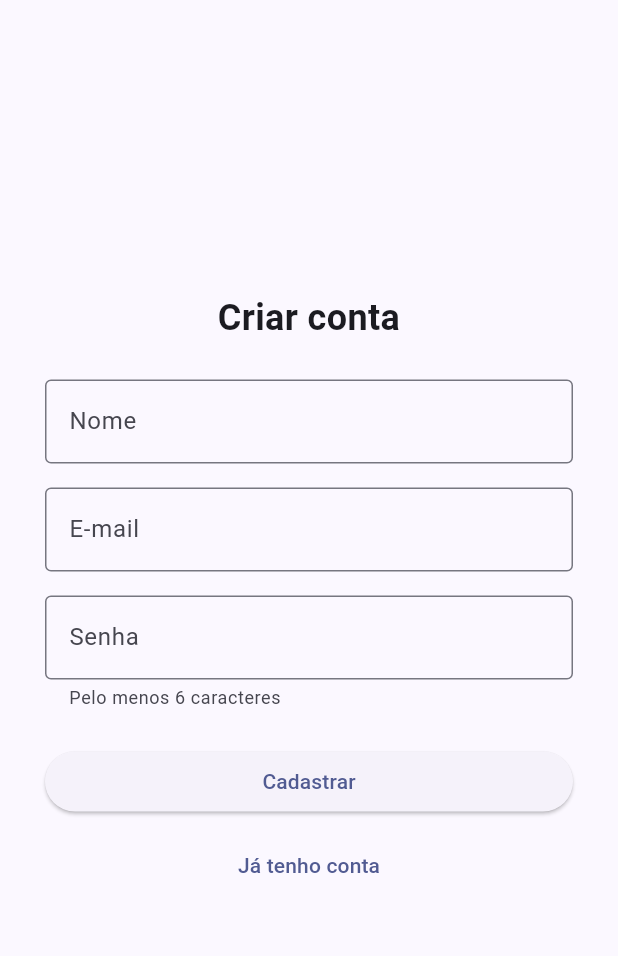
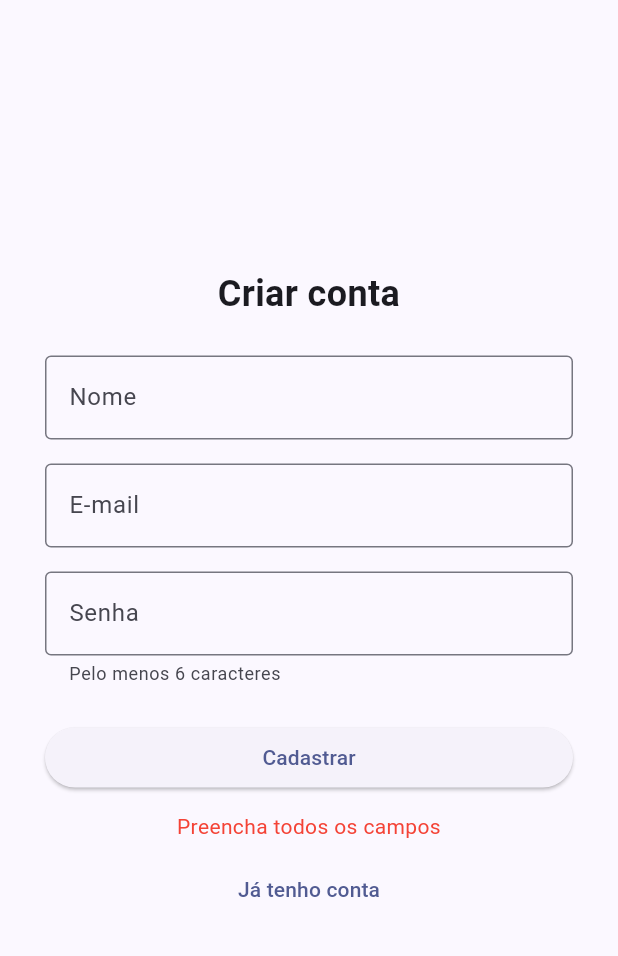
Before and after one commit to tom-antonio/gestao-de-bovinos, a Flutter app: the CadastroScreen screen opened by its route, after a tap on "Cadastrar", on a phone screen of 412 x 824 dp, the part 63-1019 px from its top. Run offline on Flutter 3.47's test engine with Material 3 defaults, Android fonts, the phone set to English and light mode, and no system bars; accounts and stored records are empty.

Commit message:
Ajustes de icones

```diff
--- a/frontend/lib/screens/cadastro_screen.dart
+++ b/frontend/lib/screens/cadastro_screen.dart
@@ -1,7 +1,77 @@
 import 'package:flutter/material.dart';
+import 'package:provider/provider.dart';
 
-class CadastroScreen extends StatelessWidget {
+import '../routes.dart';
+import '../services/sessao_service.dart';
+
+class CadastroScreen extends StatefulWidget {
   const CadastroScreen({super.key});
+
+  @override
+  State<CadastroScreen> createState() => _CadastroScreenState();
+}
+
+class _CadastroScreenState extends State<CadastroScreen> {
+  final nome = TextEditingController();
+  final email = TextEditingController();
+  final senha = TextEditingController();
+  bool carregando = false;
+  String? erro;
+
+  Future<void> cadastrar() async {
+    if (nome.text.trim().isEmpty ||
+        email.text.trim().isEmpty ||
+        senha.text.isEmpty) {
+      setState(() => erro = 'Preencha todos os campos');
+      return;
+    }
+    if (senha.text.length < 6) {
+      setState(() => erro = 'A senha deve ter pelo menos 6 caracteres');
+      return;
+    }
+
+    setState(() {
+      carregando = true;
+      erro = null;
+    });
+    try {
+      final usuario = await context.read<SessaoService>().repositorio.cadastrar(
+        nome.text.trim(),
+        email.text.trim(),
+        senha.text,
+      );
+      if (!mounted) return;
+      if (usuario == null) {
+        setState(() {
+          carregando = false;
+          erro = 'Não foi possível criar a conta';
+        });
+        return;
+      }
+      ScaffoldMessenger.of(
+        context,
+      ).showSnackBar(const SnackBar(content: Text('Conta criada com sucesso')));
+      Navigator.pushNamedAndRemoveUntil(
+        context,
+        AppRoutes.login,
+        (route) => false,
+      );
+    } catch (_) {
+      if (!mounted) return;
+      setState(() {
+        carregando = false;
+        erro = 'Não consegui falar com a API. O uvicorn está rodando?';
+      });
+    }
+  }
+
+  @override
+  void dispose() {
+    nome.dispose();
+    email.dispose();
+    senha.dispose();
+    super.dispose();
+  }
 
   @override
   Widget build(BuildContext context) {
@@ -21,14 +91,16 @@ class CadastroScreen extends StatelessWidget {
                   style: TextStyle(fontSize: 24, fontWeight: FontWeight.bold),
                 ),
                 const SizedBox(height: 24),
-                const TextField(
+                TextField(
+                  controller: nome,
                   decoration: InputDecoration(
                     labelText: 'Nome',
                     border: OutlineInputBorder(),
                   ),
                 ),
                 const SizedBox(height: 16),
-                const TextField(
+                TextField(
+                  controller: email,
                   decoration: InputDecoration(
                     labelText: 'E-mail',
                     border: OutlineInputBorder(),
@@ -36,7 +108,8 @@ class CadastroScreen extends StatelessWidget {
                   keyboardType: TextInputType.emailAddress,
                 ),
                 const SizedBox(height: 16),
-                const TextField(
+                TextField(
+                  controller: senha,
                   decoration: InputDecoration(
                     labelText: 'Senha',
                     helperText: 'Pelo menos 6 caracteres',
@@ -46,12 +119,24 @@ class CadastroScreen extends StatelessWidget {
                 ),
                 const SizedBox(height: 24),
                 ElevatedButton(
-                  onPressed: () {},
-                  child: const Text('Cadastrar'),
+                  onPressed: carregando ? null : cadastrar,
+                  child: Text(carregando ? 'Cadastrando...' : 'Cadastrar'),
                 ),
+                if (erro != null) ...[
+                  const SizedBox(height: 12),
+                  Text(
+                    erro!,
+                    textAlign: TextAlign.center,
+                    style: const TextStyle(color: Colors.red),
+                  ),
+                ],
                 const SizedBox(height: 8),
                 TextButton(
-                  onPressed: () {},
+                  onPressed: () => Navigator.pushNamedAndRemoveUntil(
+                    context,
+                    AppRoutes.login,
+                    (route) => false,
+                  ),
                   child: const Text('Já tenho conta'),
                 ),
               ],
--- a/frontend/lib/screens/login_screen.dart
+++ b/frontend/lib/screens/login_screen.dart
@@ -55,7 +55,11 @@ class _LoginScreenState extends State<LoginScreen> {
             child: Column(
               crossAxisAlignment: CrossAxisAlignment.stretch,
               children: [
-                const Icon(Icons.local_library, size: 72),
+                const Text(
+                  '🐄',
+                  textAlign: TextAlign.center,
+                  style: TextStyle(fontSize: 72),
+                ),
                 const SizedBox(height: 8),
                 const Text(
                   'Entrar',
```
Also changed, not shown: frontend/lib/repositories/usuario_repository.dart (+14 -1 lines), frontend/lib/widgets/app_drawer.dart (+10 -4 lines), 1 other file.
